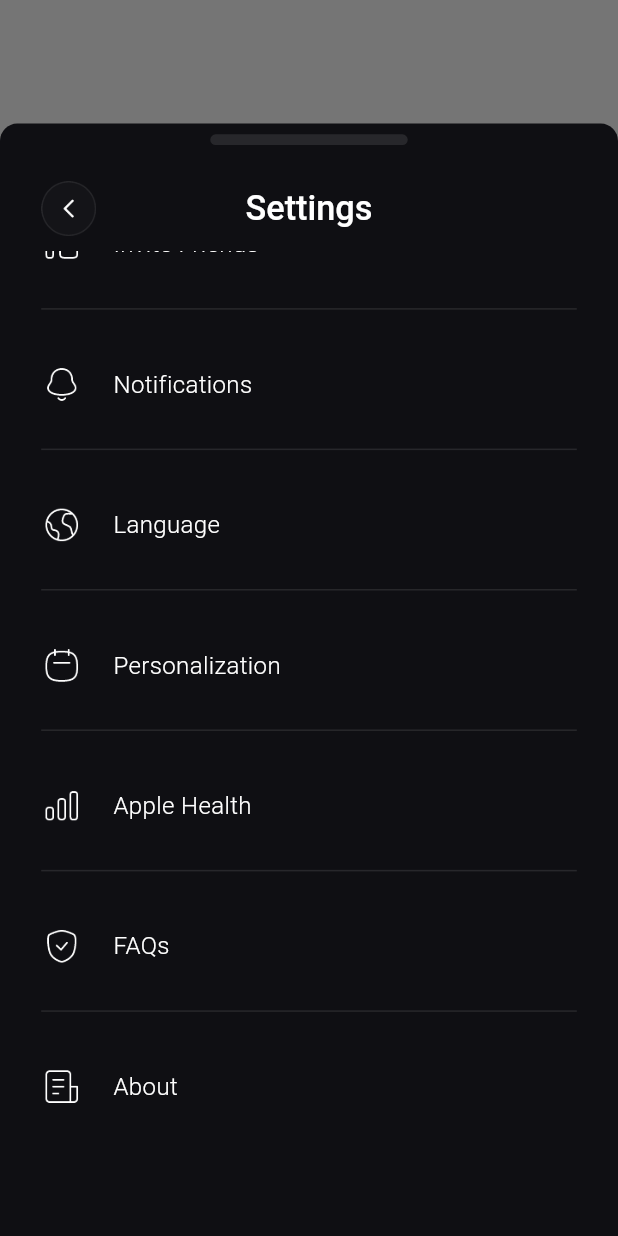
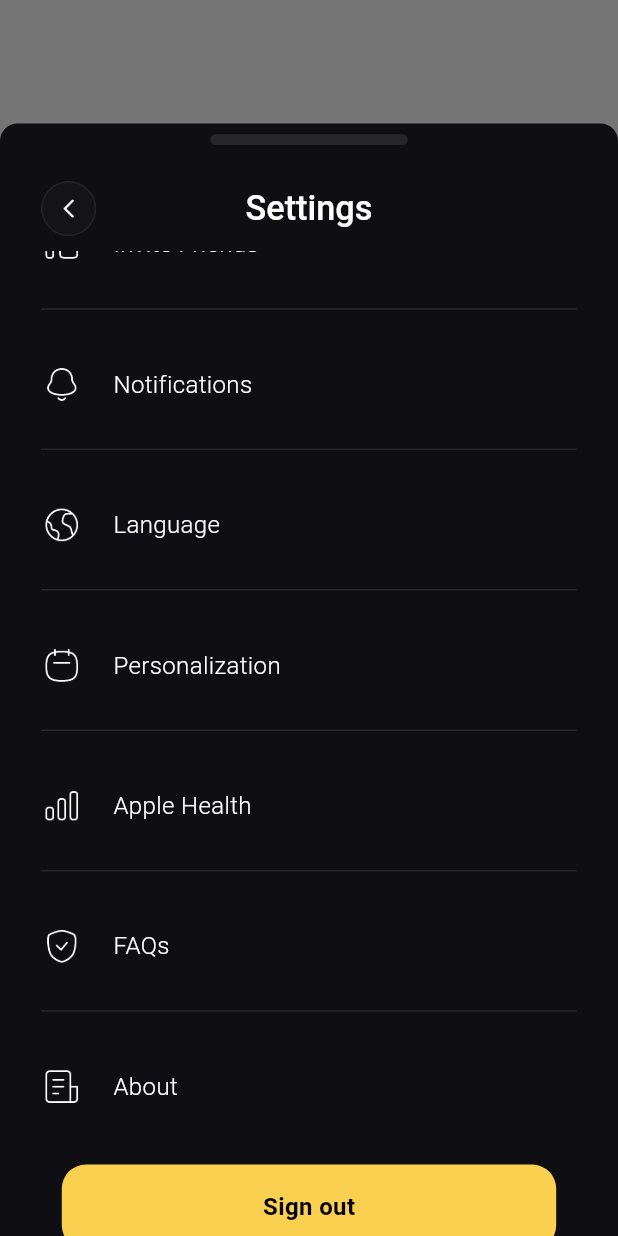
Before and after one commit to backbencherstudio/Sleep-Soundscape, a Flutter app: what settingModalSheet() shows on an empty page, opened directly, scrolled down 234 dp, on a phone screen of 412 x 824 dp. Run offline on Flutter 3.47's test engine with Material 3 defaults, Android fonts, the phone set to English and light mode, and no system bars; our stand-ins replace flutter_screenutil, flutter_time_picker_spinner; Roboto replaces fonts that are missing (Lexend).

Commit message:
setting screen ui completed

```diff
--- a/lib/view/settings_screens/settings_screen.dart
+++ b/lib/view/settings_screens/settings_screen.dart
@@ -1,5 +1,6 @@
 import 'package:flutter/material.dart';
 import 'package:flutter_screenutil/flutter_screenutil.dart';
+import 'package:sleep_soundscape/global_widget/custom_button.dart';
 import 'package:sleep_soundscape/view/settings_screens/widgets/settings_item_tile.dart';
 
 class SettingsScreen extends StatelessWidget {
@@ -107,13 +108,14 @@ void settingModalSheet(BuildContext context){
                         Divider(color: Color.fromRGBO(255, 255, 255, 0.1),),
                         SizedBox(height: 24.h,),
                         SettingsItemTile(onTap: (){},imagePath: "assets/icons/about.png",title: "About"),
+                        SizedBox(height: 32.h,),
+                        CustomButton(text: "Sign out", onPressed: (){}),
                         SizedBox(height: 40.h,),
 
                       ],
                     ),
                   ),
                 ),
-                SizedBox(height: 32.h,)
               ],
             ),
           ),
```
